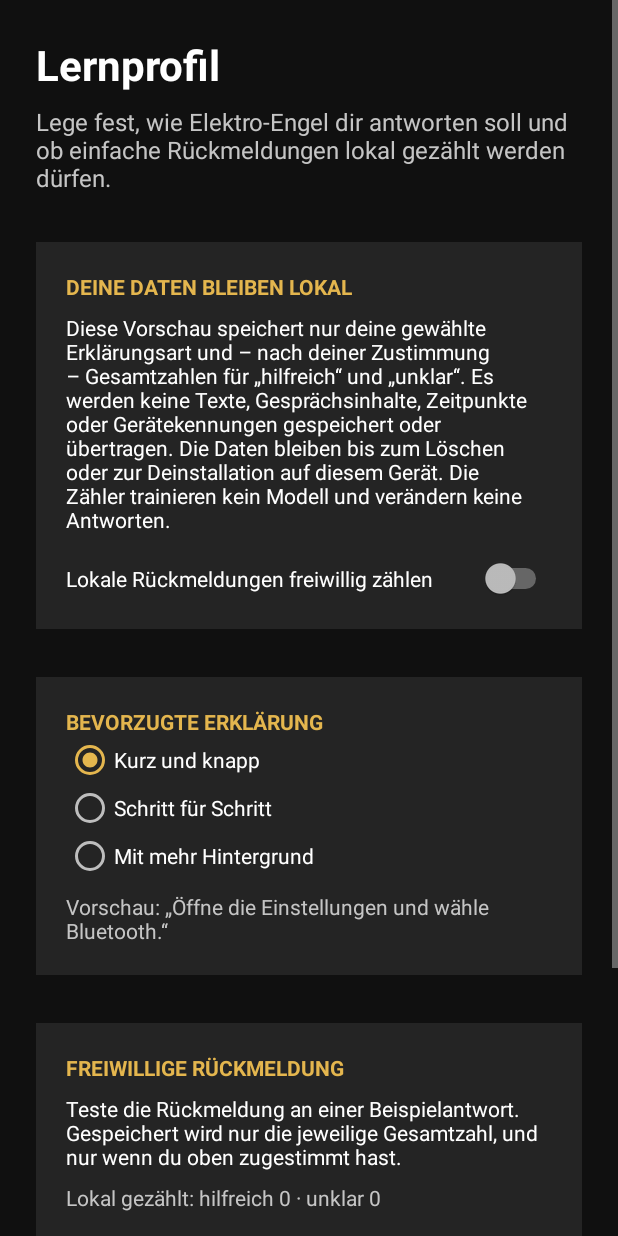
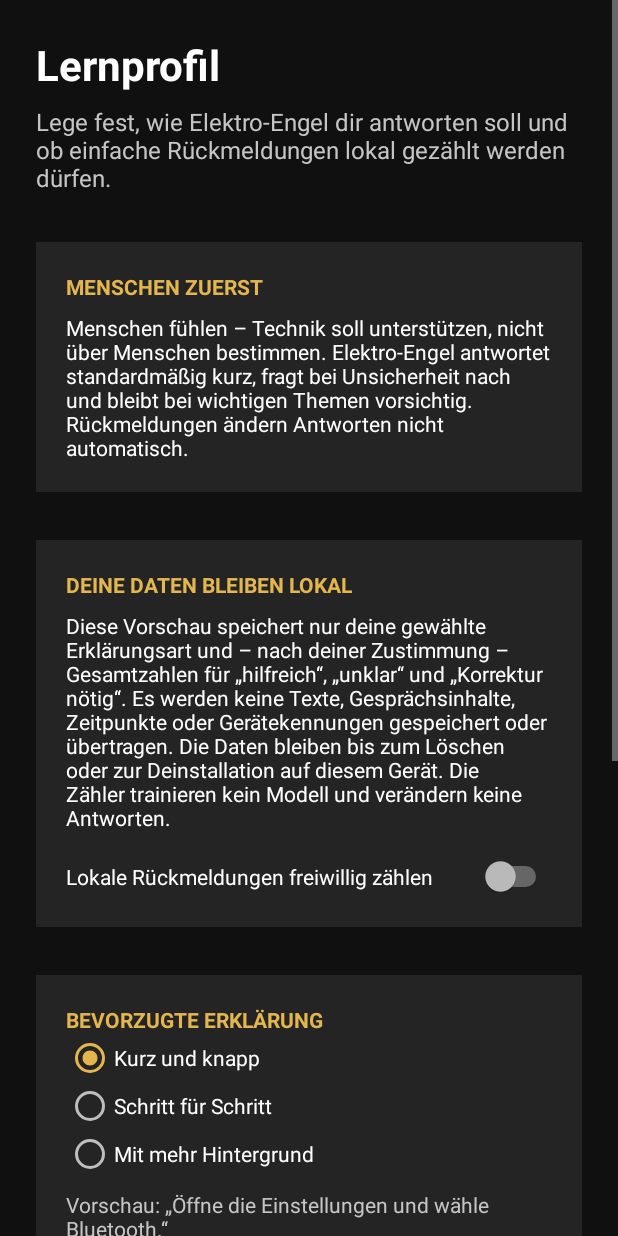
Before and after one commit to nikolausnold/NIKNOLIG, an Android app: the LearningProfileActivity screen opened directly, with no data from a screen before it, on a phone screen of 412 x 824 dp. Run offline under Robolectric (Android 15) with nearby library versions, the phone set to English and light mode, and no system bars.

Commit message:
Add human-first feedback principles
Co-authored-by: nikolausnold <339979236+nikolausnold@users.noreply.github.com>

```diff
--- a/app/src/main/java/com/niknolig/app/LearningProfileActivity.kt
+++ b/app/src/main/java/com/niknolig/app/LearningProfileActivity.kt
@@ -18,6 +18,7 @@ class LearningProfileActivity : Activity() {
     private lateinit var feedbackSummary: TextView
     private lateinit var helpfulButton: Button
     private lateinit var unclearButton: Button
+    private lateinit var correctionButton: Button
     private lateinit var responsePreview: TextView
     private var isResettingLearningProfile = false
 
@@ -30,6 +31,7 @@ class LearningProfileActivity : Activity() {
         feedbackSummary = findViewById(R.id.learning_feedback_summary)
         helpfulButton = findViewById(R.id.feedback_helpful_button)
         unclearButton = findViewById(R.id.feedback_unclear_button)
+        correctionButton = findViewById(R.id.feedback_correction_button)
         responsePreview = findViewById(R.id.response_style_preview)
 
         learningEnabledSwitch.isChecked =
@@ -61,6 +63,7 @@ class LearningProfileActivity : Activity() {
 
         helpfulButton.setOnClickListener { recordFeedback(KEY_HELPFUL_COUNT) }
         unclearButton.setOnClickListener { recordFeedback(KEY_UNCLEAR_COUNT) }
+        correctionButton.setOnClickListener { recordFeedback(KEY_CORRECTION_COUNT) }
         findViewById<Button>(R.id.clear_learning_data_button).setOnClickListener {
             confirmClearLearningData()
         }
@@ -73,13 +76,16 @@ class LearningProfileActivity : Activity() {
         val enabled = learningEnabledSwitch.isChecked
         helpfulButton.isEnabled = enabled
         unclearButton.isEnabled = enabled
+        correctionButton.isEnabled = enabled
 
         val helpfulCount = learningPreferences.getLong(KEY_HELPFUL_COUNT, 0)
         val unclearCount = learningPreferences.getLong(KEY_UNCLEAR_COUNT, 0)
+        val correctionCount = learningPreferences.getLong(KEY_CORRECTION_COUNT, 0)
         feedbackSummary.text = getString(
             R.string.learning_feedback_summary,
             helpfulCount,
-            unclearCount
+            unclearCount,
+            correctionCount
         )
     }
 
@@ -126,6 +132,7 @@ class LearningProfileActivity : Activity() {
         const val KEY_RESPONSE_STYLE = "response_style"
         const val KEY_HELPFUL_COUNT = "helpful_count"
         const val KEY_UNCLEAR_COUNT = "unclear_count"
+        const val KEY_CORRECTION_COUNT = "correction_count"
         const val STYLE_CONCISE = "concise"
         const val STYLE_STEP_BY_STEP = "step_by_step"
         const val STYLE_DETAILED = "detailed"
--- a/app/src/main/res/layout/activity_learning_profile.xml
+++ b/app/src/main/res/layout/activity_learning_profile.xml
@@ -26,6 +26,32 @@
             android:text="@string/learning_profile_description"
             android:textColor="@color/text_secondary"
             android:textSize="16sp" />
+
+        <LinearLayout
+            android:layout_width="match_parent"
+            android:layout_height="wrap_content"
+            android:layout_marginTop="@dimen/space_large"
+            android:background="@color/dark_surface"
+            android:orientation="vertical"
+            android:padding="@dimen/card_padding">
+
+            <TextView
+                android:layout_width="match_parent"
+                android:layout_height="wrap_content"
+                android:accessibilityHeading="true"
+                android:text="@string/assistant_principle_heading"
+                android:textColor="@color/gold"
+                android:textSize="14sp"
+                android:textStyle="bold" />
+
+            <TextView
+                android:layout_width="match_parent"
+                android:layout_height="wrap_content"
+                android:layout_marginTop="@dimen/space_small"
+                android:text="@string/assistant_principle_description"
+                android:textColor="@color/text_primary"
+                android:textSize="14sp" />
+        </LinearLayout>
 
         <LinearLayout
             android:layout_width="match_parent"
@@ -157,6 +183,13 @@
                 android:layout_height="wrap_content"
                 android:layout_marginTop="@dimen/space_small"
                 android:text="@string/feedback_unclear_button" />
+
+            <Button
+                android:id="@+id/feedback_correction_button"
+                android:layout_width="match_parent"
+                android:layout_height="wrap_content"
+                android:layout_marginTop="@dimen/space_small"
+                android:text="@string/feedback_correction_button" />
         </LinearLayout>
 
         <Button
--- a/app/src/main/res/values/strings.xml
+++ b/app/src/main/res/values/strings.xml
@@ -18,8 +18,10 @@
     <string name="learning_profile_button">Lernprofil und Datenschutz</string>
     <string name="learning_profile_title">Lernprofil</string>
     <string name="learning_profile_description">Lege fest, wie Elektro-Engel dir antworten soll und ob einfache Rückmeldungen lokal gezählt werden dürfen.</string>
+    <string name="assistant_principle_heading">MENSCHEN ZUERST</string>
+    <string name="assistant_principle_description">Menschen fühlen – Technik soll unterstützen, nicht über Menschen bestimmen. Elektro-Engel antwortet standardmäßig kurz, fragt bei Unsicherheit nach und bleibt bei wichtigen Themen vorsichtig. Rückmeldungen ändern Antworten nicht automatisch.</string>
     <string name="learning_privacy_heading">DEINE DATEN BLEIBEN LOKAL</string>
-    <string name="learning_privacy_description">Diese Vorschau speichert nur deine gewählte Erklärungsart und – nach deiner Zustimmung – Gesamtzahlen für „hilfreich“ und „unklar“. Es werden keine Texte, Gesprächsinhalte, Zeitpunkte oder Gerätekennungen gespeichert oder übertragen. Die Daten bleiben bis zum Löschen oder zur Deinstallation auf diesem Gerät. Die Zähler trainieren kein Modell und verändern keine Antworten.</string>
+    <string name="learning_privacy_description">Diese Vorschau speichert nur deine gewählte Erklärungsart und – nach deiner Zustimmung – Gesamtzahlen für „hilfreich“, „unklar“ und „Korrektur nötig“. Es werden keine Texte, Gesprächsinhalte, Zeitpunkte oder Gerätekennungen gespeichert oder übertragen. Die Daten bleiben bis zum Löschen oder zur Deinstallation auf diesem Gerät. Die Zähler trainieren kein Modell und verändern keine Antworten.</string>
     <string name="learning_opt_in">Lokale Rückmeldungen freiwillig zählen</string>
     <string name="response_style_heading">BEVORZUGTE ERKLÄRUNG</string>
     <string name="response_style_concise">Kurz und knapp</string>
@@ -29,12 +31,13 @@
     <string name="response_style_preview_step_by_step">Vorschau:\n1. Öffne die Einstellungen.\n2. Tippe auf Bluetooth.</string>
     <string name="response_style_preview_detailed">Vorschau: Öffne die Einstellungen, wähle Bluetooth und prüfe dort, ob Bluetooth eingeschaltet ist. So kannst du verfügbare Geräte in der Nähe anzeigen lassen.</string>
     <string name="learning_feedback_heading">FREIWILLIGE RÜCKMELDUNG</string>
-    <string name="learning_feedback_description">Teste die Rückmeldung an einer Beispielantwort. Gespeichert wird nur die jeweilige Gesamtzahl, und nur wenn du oben zugestimmt hast.</string>
-    <string name="learning_feedback_summary">Lokal gezählt: hilfreich %1$d · unklar %2$d</string>
+    <string name="learning_feedback_description">Teste die Rückmeldung an einer Beispielantwort. Gespeichert wird nur die jeweilige Gesamtzahl, und nur wenn du oben zugestimmt hast. Eine Korrektur wird nicht als Text gespeichert.</string>
+    <string name="learning_feedback_summary">Lokal gezählt: hilfreich %1$d · unklar %2$d · Korrektur nötig %3$d</string>
     <string name="feedback_helpful_button">Beispiel: hilfreich</string>
     <string name="feedback_unclear_button">Beispiel: unklar</string>
+    <string name="feedback_correction_button">Beispiel: Korrektur nötig</string>
     <string name="learning_clear_data_button">Lernprofil und Zähler löschen</string>
     <string name="learning_clear_confirmation_title">Lernprofil löschen?</string>
-    <string name="learning_clear_confirmation_message">Deine gespeicherte Erklärungsart und beide Rückmeldezähler werden von diesem Gerät gelöscht. Das lokale Zählen wird ausgeschaltet.</string>
+    <string name="learning_clear_confirmation_message">Deine gespeicherte Erklärungsart und alle Rückmeldezähler werden von diesem Gerät gelöscht. Das lokale Zählen wird ausgeschaltet.</string>
     <string name="learning_clear_confirmation_action">Löschen</string>
 </resources>
```
Also changed, not shown: 2 other files.
